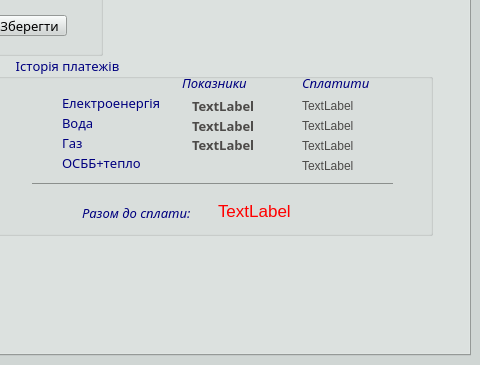
famillion/monthy_pypy, file Komunalka2/main/modules/MyForm.ui: the form before one commit; both pictures show x 320 to 800 and y 255 to 620 of the 800 by 620 pixel window.
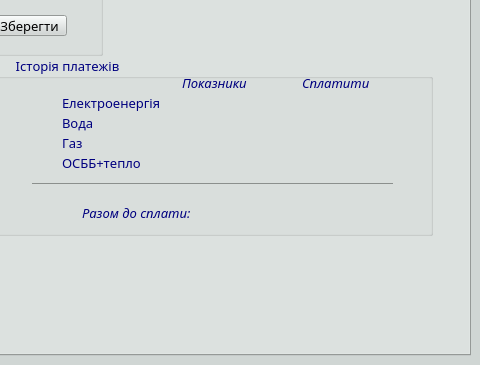
The form after the commit. The open tabs and pages were chosen to show the change. Icons and pictures are not drawn.

Diff of the .ui file:
```diff
--- a/Komunalka2/main/modules/MyForm.ui
+++ b/Komunalka2/main/modules/MyForm.ui
@@ -9855,7 +9855,7 @@
           <string notr="true">color:#4c4a48</string>
          </property>
          <property name="text">
-          <string>TextLabel</string>
+          <string/>
          </property>
         </widget>
         <widget class="QLabel" name="voda_story_pok">
@@ -9879,7 +9879,7 @@
           <string notr="true">color:#4c4a48</string>
          </property>
          <property name="text">
-          <string>TextLabel</string>
+          <string/>
          </property>
         </widget>
         <widget class="QLabel" name="gaz_story_pok">
@@ -9903,7 +9903,7 @@
           <string notr="true">color:#4c4a48</string>
          </property>
          <property name="text">
-          <string>TextLabel</string>
+          <string/>
          </property>
         </widget>
         <widget class="QLabel" name="el_story_sum">
@@ -9915,11 +9915,19 @@
            <height>21</height>
           </rect>
          </property>
+         <property name="font">
+          <font>
+           <family>Bahnschrift SemiBold</family>
+           <pointsize>10</pointsize>
+           <weight>75</weight>
+           <bold>true</bold>
+          </font>
+         </property>
          <property name="styleSheet">
           <string notr="true">color:#4c4a48</string>
          </property>
          <property name="text">
-          <string>TextLabel</string>
+          <string/>
          </property>
         </widget>
         <widget class="QLabel" name="voda_story_sum">
@@ -9931,11 +9939,19 @@
            <height>21</height>
           </rect>
          </property>
+         <property name="font">
+          <font>
+           <family>Bahnschrift SemiBold</family>
+           <pointsize>10</pointsize>
+           <weight>75</weight>
+           <bold>true</bold>
+          </font>
+         </property>
          <property name="styleSheet">
           <string notr="true">color:#4c4a48</string>
          </property>
          <property name="text">
-          <string>TextLabel</string>
+          <string/>
          </property>
         </widget>
         <widget class="QLabel" name="gaz_story_sum">
@@ -9947,11 +9963,19 @@
            <height>21</height>
           </rect>
          </property>
+         <property name="font">
+          <font>
+           <family>Bahnschrift SemiBold</family>
+           <pointsize>10</pointsize>
+           <weight>75</weight>
+           <bold>true</bold>
+          </font>
+         </property>
          <property name="styleSheet">
           <string notr="true">color:#4c4a48</string>
          </property>
          <property name="text">
-          <string>TextLabel</string>
+          <string/>
          </property>
         </widget>
         <widget class="QLabel" name="dom_story_sum">
@@ -9963,11 +9987,19 @@
            <height>20</height>
           </rect>
          </property>
+         <property name="font">
+          <font>
+           <family>Bahnschrift SemiBold</family>
+           <pointsize>10</pointsize>
+           <weight>75</weight>
+           <bold>true</bold>
+          </font>
+         </property>
          <property name="styleSheet">
           <string notr="true">color:#4c4a48</string>
          </property>
          <property name="text">
-          <string>TextLabel</string>
+          <string/>
          </property>
         </widget>
         <widget class="QLabel" name="all_sum_story">
@@ -9981,14 +10013,17 @@
          </property>
          <property name="font">
           <font>
+           <family>Bahnschrift SemiBold</family>
            <pointsize>13</pointsize>
+           <weight>75</weight>
+           <bold>true</bold>
           </font>
          </property>
          <property name="styleSheet">
           <string notr="true">color: red</string>
          </property>
          <property name="text">
-          <string>TextLabel</string>
+          <string/>
          </property>
         </widget>
        </widget>
```
Left out of the diff: 10 changed lines with no effect on the pictures.
